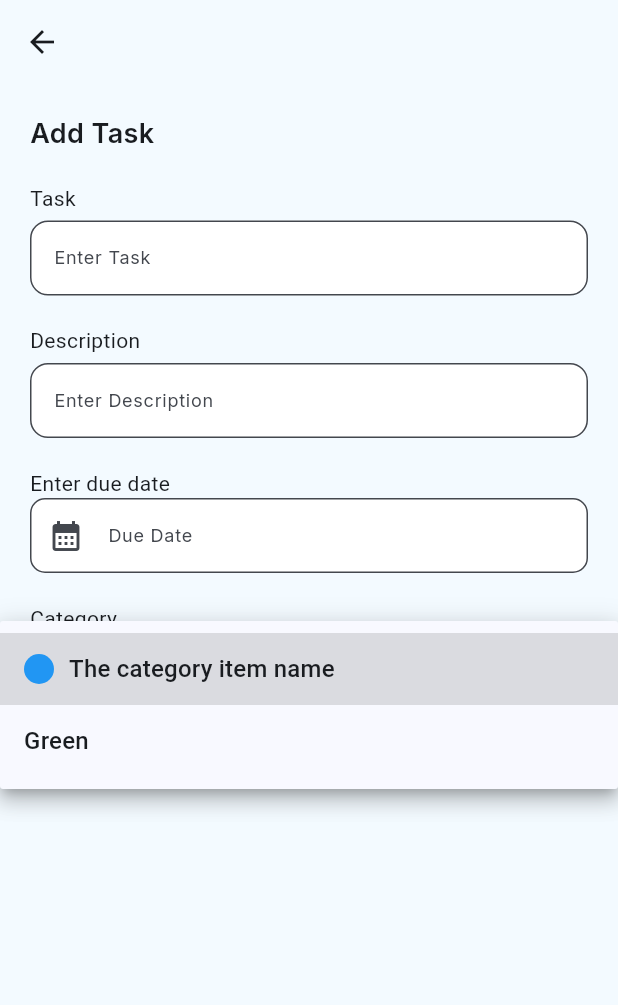
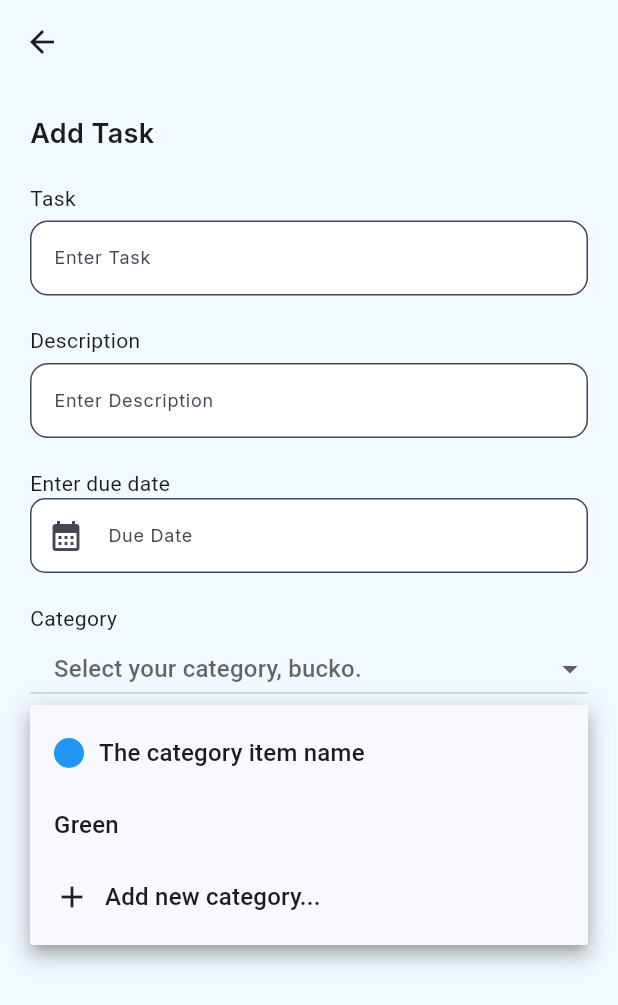
Before and after one commit to hongyi929/HackIT_2025, a Flutter app: the AddTasksPage screen opened directly, after a tap on "Select your category, bucko.", on a phone screen of 412 x 824 dp. Shown: the top 1005 px of the screen. Run offline on Flutter 3.47's test engine with Material 3 defaults, Android fonts, the phone set to English and light mode, and no system bars; drawn by our look-alikes of dropdown_button2; our stand-ins replace google_fonts, hive, hive_flutter, lottie; accounts and stored records are empty.

Commit message:
Added dropdown2 dependency, changed dropdown style

```diff
--- a/hackit_2025/lib/views/widgets/task_dropdown_widget.dart
+++ b/hackit_2025/lib/views/widgets/task_dropdown_widget.dart
@@ -1,3 +1,4 @@
+import 'package:dropdown_button2/dropdown_button2.dart';
 import 'package:flutter/material.dart';
 
 class TaskDropdownWidget extends StatefulWidget {
@@ -6,6 +7,7 @@ class TaskDropdownWidget extends StatefulWidget {
   @override
   State<TaskDropdownWidget> createState() => _TaskDropdownWidgetState();
 }
+
 String? dropdownValue;
 
 class _TaskDropdownWidgetState extends State<TaskDropdownWidget> {
@@ -18,7 +20,8 @@ class _TaskDropdownWidgetState extends State<TaskDropdownWidget> {
         Text("Category"),
         SizedBox(
           width: double.infinity,
-          child: DropdownButton(
+          child: ButtonTheme(
+            child: DropdownButton2(
               value: dropdownValue,
               hint: Text("Select your category, bucko."),
               isExpanded: true,
@@ -47,6 +50,24 @@ class _TaskDropdownWidgetState extends State<TaskDropdownWidget> {
                   value: "gr",
                   child: SizedBox(width: double.infinity, child: Text("Green")),
                 ),
+                DropdownMenuItem(
+                  value: "gr",
+                  child: GestureDetector(
+                    child: SizedBox(
+                      width: double.infinity,
+                      child: Row(
+                        children: [
+                          Icon(Icons.add),
+                          SizedBox(width: 10),
+                          Text("Add new category..."),
+                        ],
+                      ),
+                    ),
+                    onTap: () {
+
+                    },
+                  ),
+                ),
               ],
               onChanged: (value) {
                 setState(() {
@@ -55,6 +76,7 @@ class _TaskDropdownWidgetState extends State<TaskDropdownWidget> {
               },
             ),
           ),
+        ),
       ],
     );
   }
--- a/hackit_2025/pubspec.yaml
+++ b/hackit_2025/pubspec.yaml
@@ -41,6 +41,7 @@ dependencies:
   path_provider: ^2.1.5
   hive: ^2.2.3
   intl: ^0.20.2
+  dropdown_button2: ^2.3.9
 
 dev_dependencies:
   flutter_test:
```
Also changed, not shown: hackit_2025/lib/views/pages/add_category_page.dart (added, +15 -0 lines), hackit_2025/pubspec.lock. Lines whose indentation alone changed are shown as unchanged.
